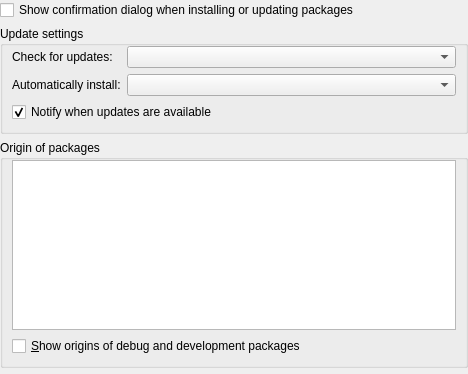
This is Settings/SettingsKCM.ui in KDE/apper as Qt 5 draws it before an edit. The edited form follows.
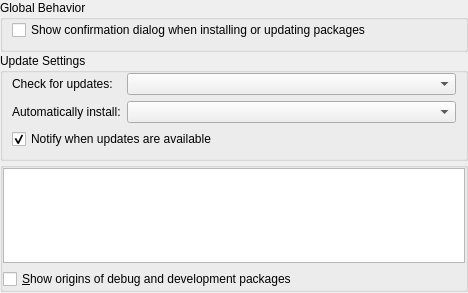
This is the edited form. Custom widgets are drawn as their Qt base class.

```diff
--- a/Settings/SettingsKCM.ui
+++ b/Settings/SettingsKCM.ui
@@ -7,45 +7,20 @@
     <x>0</x>
     <y>0</y>
     <width>468</width>
-    <height>374</height>
+    <height>293</height>
    </rect>
   </property>
   <property name="windowTitle">
    <string>Settings</string>
   </property>
   <layout class="QGridLayout" name="gridLayout_3">
+   <property name="verticalSpacing">
+    <number>1</number>
+   </property>
    <property name="margin">
     <number>0</number>
    </property>
-   <item row="3" column="0" rowspan="2" colspan="2">
-    <widget class="QGroupBox" name="originGB">
-     <property name="sizePolicy">
-      <sizepolicy hsizetype="Preferred" vsizetype="Expanding">
-       <horstretch>0</horstretch>
-       <verstretch>0</verstretch>
-      </sizepolicy>
-     </property>
-     <property name="title">
-      <string>Origin of packages</string>
-     </property>
-     <layout class="QGridLayout" name="gridLayout_4">
-      <property name="topMargin">
-       <number>0</number>
-      </property>
-      <item row="0" column="0">
-       <widget class="QListView" name="originLW"/>
-      </item>
-      <item row="1" column="0">
-       <widget class="QCheckBox" name="showOriginsCB">
-        <property name="text">
-         <string>&amp;Show origins of debug and development packages</string>
-        </property>
-       </widget>
-      </item>
-     </layout>
-    </widget>
-   </item>
-   <item row="5" column="0" colspan="2">
+   <item row="6" column="0" rowspan="2" colspan="2">
     <widget class="KpkTransactionBar" name="transactionBar" native="true">
      <property name="sizePolicy">
       <sizepolicy hsizetype="Preferred" vsizetype="Fixed">
@@ -55,13 +30,6 @@
      </property>
     </widget>
    </item>
-   <item row="1" column="0" colspan="2">
-    <widget class="QCheckBox" name="autoConfirmCB">
-     <property name="text">
-      <string>Show confirmation dialog when installing or updating packages</string>
-     </property>
-    </widget>
-   </item>
    <item row="2" column="0" colspan="2">
     <widget class="QGroupBox" name="groupBox">
      <property name="sizePolicy">
@@ -71,7 +39,7 @@
       </sizepolicy>
      </property>
      <property name="title">
-      <string>Update settings</string>
+      <string>Update Settings</string>
      </property>
      <layout class="QFormLayout" name="formLayout">
       <property name="topMargin">
@@ -133,6 +101,63 @@
      </layout>
     </widget>
    </item>
+   <item row="0" column="0" colspan="2">
+    <widget class="QGroupBox" name="groupBox_2">
+     <property name="title">
+      <string>Global Behavior</string>
+     </property>
+     <layout class="QGridLayout" name="gridLayout">
+      <property name="topMargin">
+       <number>0</number>
+      </property>
+      <item row="0" column="0">
+       <widget class="QCheckBox" name="autoConfirmCB">
+        <property name="text">
+         <string>Show confirmation dialog when installing or updating packages</string>
+        </property>
+       </widget>
+      </item>
+     </layout>
+    </widget>
+   </item>
+   <item row="3" column="0" colspan="2">
+    <widget class="QGroupBox" name="originGB">
+     <layout class="QGridLayout" name="gridLayout_2">
+      <property name="margin">
+       <number>0</number>
+      </property>
+      <item row="0" column="0">
+       <widget class="QTreeView" name="originTV">
+        <property name="editTriggers">
+         <set>QAbstractItemView::NoEditTriggers</set>
+        </property>
+        <property name="showDropIndicator" stdset="0">
+         <bool>false</bool>
+        </property>
+        <property name="rootIsDecorated">
+         <bool>false</bool>
+        </property>
+        <property name="itemsExpandable">
+         <bool>false</bool>
+        </property>
+        <property name="sortingEnabled">
+         <bool>true</bool>
+        </property>
+        <property name="expandsOnDoubleClick">
+         <bool>false</bool>
+        </property>
+       </widget>
+      </item>
+      <item row="1" column="0">
+       <widget class="QCheckBox" name="showOriginsCB">
+        <property name="text">
+         <string>&amp;Show origins of debug and development packages</string>
+        </property>
+       </widget>
+      </item>
+     </layout>
+    </widget>
+   </item>
   </layout>
  </widget>
  <customwidgets>
```
Left out of the diff: 3 changed lines with no effect on the pictures.
